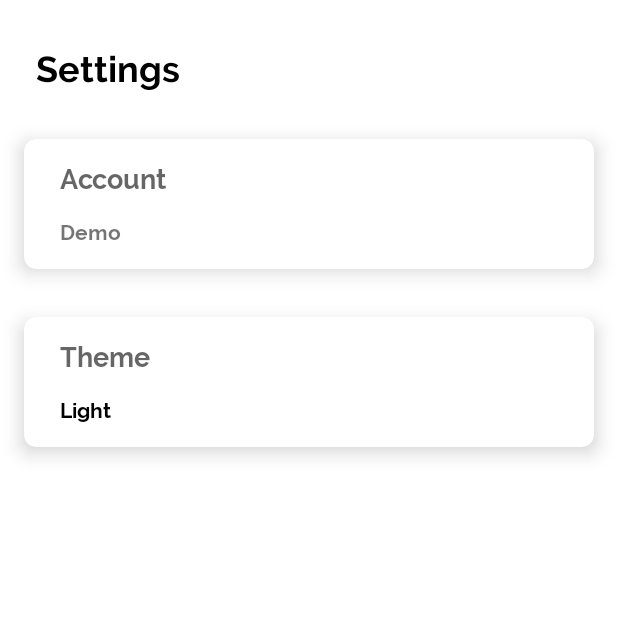
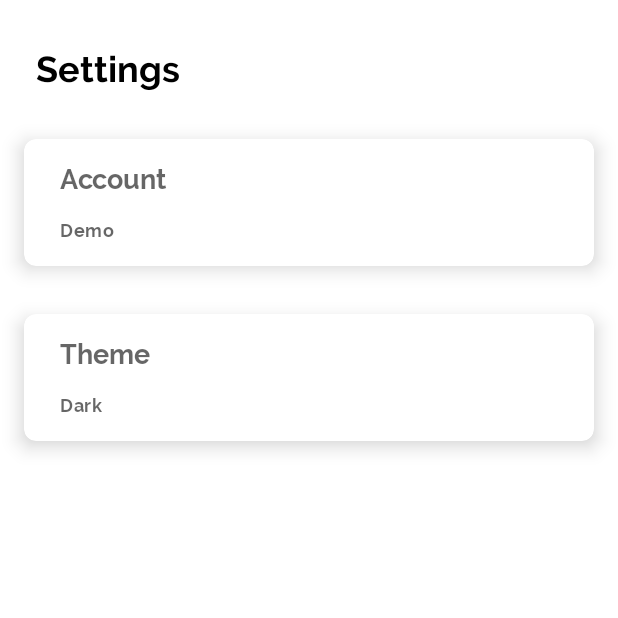
Before and after one commit to oscarnipps/country-search-app, an Android app: the fragment SettingsFragment shown on its own in the app's theme, on a phone screen of 412 x 824 dp, the top half of it. Run offline under Robolectric (Android 15) with nearby library versions, the phone set to English and light mode, and no system bars; our stand-ins replace Dagger/Hilt's generated code, data binding; 1 statement that could not run was skipped.

Commit message:
dark mode bug fixes

```diff
--- a/app/src/main/java/com/example/countrysearch/ui/settings/SettingsFragment.java
+++ b/app/src/main/java/com/example/countrysearch/ui/settings/SettingsFragment.java
@@ -4,10 +4,12 @@ import android.os.Bundle;
 import android.view.LayoutInflater;
 import android.view.View;
 import android.view.ViewGroup;
+import android.widget.Toast;
 
 import androidx.annotation.NonNull;
 import androidx.annotation.Nullable;
 import androidx.appcompat.app.AlertDialog;
+import androidx.appcompat.app.AppCompatDelegate;
 import androidx.databinding.DataBindingUtil;
 import androidx.navigation.NavController;
 import androidx.navigation.Navigation;
@@ -24,6 +26,7 @@ public class SettingsFragment extends DaggerFragment {
     private static final String TAG = SettingsFragment.class.getSimpleName();
     private FragmentSettingsBinding binding;
     private NavController navController;
+    private String mThemeType;
 
 
     @Override
@@ -31,6 +34,8 @@ public class SettingsFragment extends DaggerFragment {
         binding = DataBindingUtil.inflate(inflater, R.layout.fragment_settings, container, false);
 
         binding.setLifecycleOwner(this);
+
+        mThemeType = getDefaultSetThemeType();
 
         binding.themeContainer.setOnClickListener(view -> showThemeSelectionDialog());
 
@@ -54,6 +59,27 @@ public class SettingsFragment extends DaggerFragment {
         dialog.show();
 
         dialogBinding.okay.setOnClickListener(v -> dialog.dismiss());
+
+        dialogBinding.themeGroup.setOnCheckedChangeListener((group, checkedId) -> {
+
+            switch (checkedId) {
+
+                case R.id.dark:
+                    Toast.makeText(requireContext(), "dark theme set", Toast.LENGTH_SHORT).show();
+                    AppCompatDelegate.setDefaultNightMode(AppCompatDelegate.MODE_NIGHT_YES);
+                    mThemeType = getString(R.string.dark_theme);
+                    dialog.dismiss();
+                    break;
+
+                case R.id.light:
+                    Toast.makeText(requireContext(), "light theme set", Toast.LENGTH_SHORT).show();
+                    AppCompatDelegate.setDefaultNightMode(AppCompatDelegate.MODE_NIGHT_NO);
+                    mThemeType = getString(R.string.light_theme);
+                    dialog.dismiss();
+                    break;
+            }
+
+        });
     }
 
 
@@ -62,5 +88,19 @@ public class SettingsFragment extends DaggerFragment {
         super.onViewCreated(view, savedInstanceState);
 
         navController = Navigation.findNavController(view);
+
+        binding.setThemeTypeValue(mThemeType);
+
+    }
+
+    private String getDefaultSetThemeType() {
+
+        if (AppCompatDelegate.getDefaultNightMode() == AppCompatDelegate.MODE_NIGHT_NO) {
+            mThemeType = getString(R.string.light_theme);
+            return mThemeType;
+        }
+
+        mThemeType = getString(R.string.dark_theme);
+        return mThemeType;
     }
 }
--- a/app/src/main/res/layout/fragment_settings.xml
+++ b/app/src/main/res/layout/fragment_settings.xml
@@ -2,6 +2,14 @@
 <layout xmlns:android="http://schemas.android.com/apk/res/android"
     xmlns:app="http://schemas.android.com/apk/res-auto"
     xmlns:tools="http://schemas.android.com/tools">
+
+    <data>
+
+        <variable
+            name="themeTypeValue"
+            type="String" />
+
+    </data>
 
     <androidx.coordinatorlayout.widget.CoordinatorLayout
         android:layout_width="match_parent"
@@ -16,7 +24,6 @@
                 style="@style/Widget.CountrySearch.TextView"
                 android:text="Settings"
                  />
-
 
 
             <com.google.android.material.card.MaterialCardView
@@ -38,7 +45,7 @@
                         android:layout_marginBottom="16dp"
                         android:fontFamily="@font/raleway_bold"
                         android:text="Demo"
-                        android:textAppearance="@style/TextAppearance.AppCompat.Small"
+                        android:textAppearance="?textAppearanceCaption"
                         app:layout_constraintBottom_toBottomOf="parent"
                         app:layout_constraintStart_toStartOf="parent"
                         app:layout_constraintTop_toBottomOf="@+id/textView2" />
@@ -74,7 +81,6 @@
                     android:layout_height="wrap_content">
 
                     <TextView
-                        android:textColor="?attr/colorOnSurface"
                         android:id="@+id/theme_type"
                         android:layout_width="wrap_content"
                         android:layout_height="wrap_content"
@@ -82,8 +88,9 @@
                         android:layout_marginTop="16dp"
                         android:layout_marginBottom="16dp"
                         android:fontFamily="@font/raleway_bold"
-                        android:text="Light"
-                        android:textAppearance="@style/TextAppearance.AppCompat.Small"
+                        tools:text="Light"
+                        android:text="@{themeTypeValue}"
+                        android:textAppearance="?textAppearanceCaption"
                         app:layout_constraintBottom_toBottomOf="parent"
                         app:layout_constraintStart_toStartOf="parent"
                         app:layout_constraintTop_toBottomOf="@+id/Theme" />
--- a/app/src/main/res/values-night/themes.xml
+++ b/app/src/main/res/values-night/themes.xml
@@ -6,7 +6,7 @@
         <!-- colors -->
         <item name="colorPrimary">@color/brand_primary_light</item>
         <item name="colorPrimaryVariant">@color/brand_primary_dark</item>
-        <item name="colorSecondary">@color/brand_secondary</item>
+        <item name="colorSecondary">@color/brand_primary_light</item>
         <item name="colorSecondaryVariant">@color/brand_secondary</item>
         <item name="colorOnPrimary">@color/brand_on_primary_color</item>
         <item name="colorOnSecondary">@color/brand_on_secondary_color</item>
--- a/app/src/main/res/values/strings.xml
+++ b/app/src/main/res/values/strings.xml
@@ -3,4 +3,7 @@
     <string name="hello_blank_fragment">Hello blank fragment</string>
     <string name="search_header_title">Search for country</string>
     <string name="search_query_hint">search for country</string>
+    <string name="light_theme">Light</string>
+    <string name="dark_theme">Dark</string>
+    <string name="select_theme">Select Theme</string>
 </resources>
```
Also changed, not shown: app/src/main/res/layout/theme_selection_dialog.xml (+5 -6 lines).
